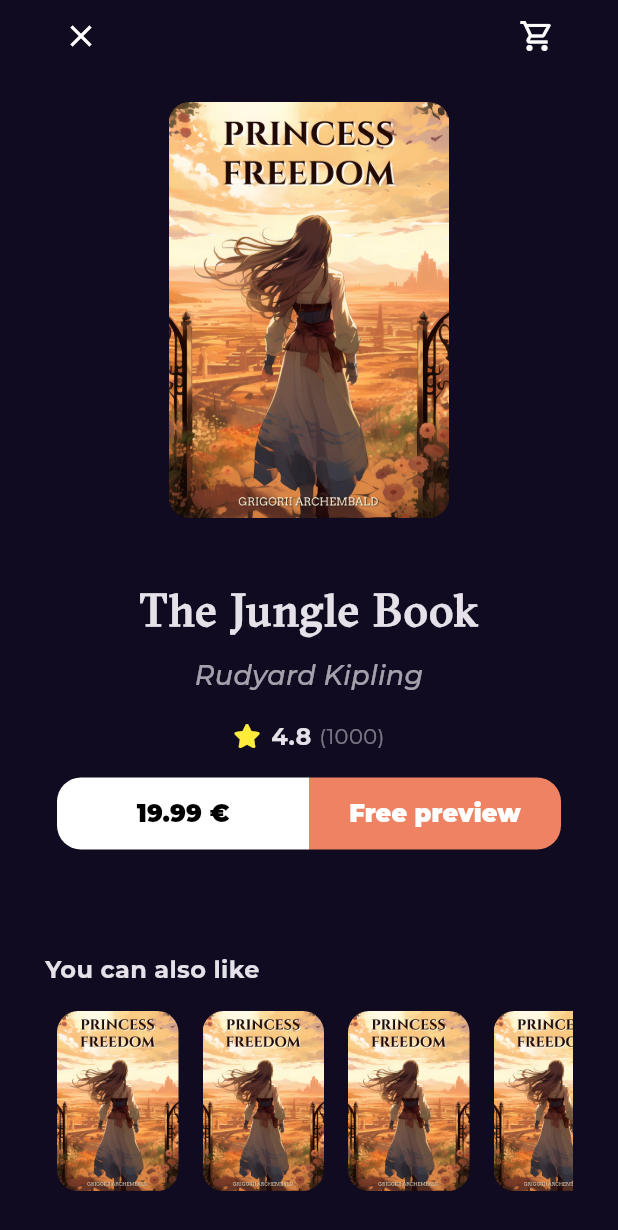
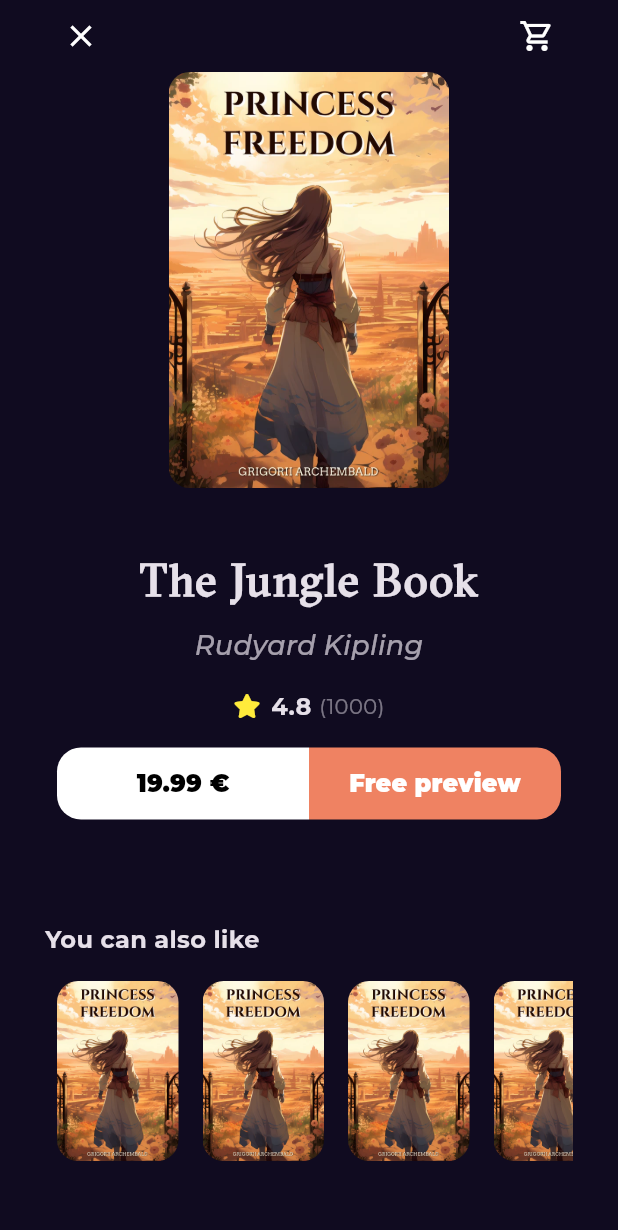
Before and after one commit to kerlosatef/bookly, a Flutter app: the BookDetailsView screen opened by its route, on a phone screen of 412 x 824 dp. Shown: the top 1230 px of the screen. Run offline on Flutter 3.47's test engine with Material 3 defaults, Android fonts, the phone set to English and light mode, and no system bars; our stand-ins replace font_awesome_flutter, go_router, google_fonts.

Commit message:
Refactor book details view body with modular sections and improved layout

```diff
--- a/lib/Features/home/presentation/views/widget/Book_details_view_body.dart
+++ b/lib/Features/home/presentation/views/widget/Book_details_view_body.dart
@@ -1,9 +1,6 @@
-import 'package:bookly/Features/home/presentation/views/widget/Book_Rating.dart';
-import 'package:bookly/Features/home/presentation/views/widget/Books_action.dart';
+import 'package:bookly/Features/home/presentation/views/widget/Books_deatils_section.dart';
 import 'package:bookly/Features/home/presentation/views/widget/Custom_Book_Details_App_Bar.dart';
-import 'package:bookly/Features/home/presentation/views/widget/Custome_book_item.dart';
-import 'package:bookly/Features/home/presentation/views/widget/Siller_Book_List_View.dart';
-import 'package:bookly/core/utlis/styels.dart';
+import 'package:bookly/Features/home/presentation/views/widget/Smiller_Book_Section.dart';
 import 'package:flutter/material.dart';
 
 class BookDetailsViewBody extends StatelessWidget {
@@ -11,7 +8,6 @@
 
   @override
   Widget build(BuildContext context) {
-    var width = MediaQuery.of(context).size.width;
     return CustomScrollView(
       slivers: [
         SliverFillRemaining(
@@ -21,66 +17,15 @@
             child: Column(
               children: [
                 CustomBookDetailsAppBar(),
+                BookDetailsSection(),
+                Expanded(
+                  child: SizedBox(
+                    height: 30,
+                  ),
+                ),
+                SmillerBookSection(),
                 SizedBox(
                   height: 20,
-                ),
-                Padding(
-                  padding: EdgeInsets.symmetric(horizontal: width * .2),
-                  child: Customebookimage(),
-                ),
-                const SizedBox(
-                  height: 43,
-                ),
-                Text(
-                  'The Jungle Book',
-                  style: Styles.textStyle30.copyWith(
-                    fontWeight: FontWeight.bold,
-                  ),
-                ),
-                const SizedBox(
-                  height: 6,
-                ),
-                Opacity(
-                  opacity: .7,
-                  child: Text(
-                    'Rudyard Kipling',
-                    style: Styles.textStyle18.copyWith(
-                      fontStyle: FontStyle.italic,
-                      fontWeight: FontWeight.w500,
-                    ),
-                  ),
-                ),
-                const SizedBox(
-                  height: 16,
-                ),
-                Bookrating(
-                  mainAxisAlignment: MainAxisAlignment.center,
-                ),
-                const SizedBox(
-                  height: 16,
-                ),
-                BookAction(),
-                Expanded(
-                  child: SizedBox(
-                    height: 50,
-                  ),
-                ),
-                Align(
-                  alignment: Alignment.centerLeft,
-                  child: Text(
-                    "You can also like",
-                    style: Styles.textStyle16.copyWith(
-                      fontWeight: FontWeight.bold,
-                    ),
-                  ),
-                ),
-                Padding(
-                  padding: const EdgeInsets.only(
-                    top: 16,
-                    bottom: 30,
-                  ),
-                  child:
-                      SizedBox(height: 120, child: const SillerBookListView()),
                 ),
               ],
             ),
--- /dev/null
+++ b/lib/Features/home/presentation/views/widget/Books_deatils_section.dart
@@ -0,0 +1,53 @@
+import 'package:bookly/Features/home/presentation/views/widget/Book_Rating.dart';
+import 'package:bookly/Features/home/presentation/views/widget/Books_action.dart';
+import 'package:bookly/Features/home/presentation/views/widget/Custome_book_item.dart';
+import 'package:bookly/core/utlis/styels.dart';
+import 'package:flutter/material.dart';
+
+class BookDetailsSection extends StatelessWidget {
+  const BookDetailsSection({super.key});
+
+  @override
+  Widget build(BuildContext context) {
+    var width = MediaQuery.of(context).size.width;
+
+    return Column(children: [
+      Padding(
+        padding: EdgeInsets.symmetric(horizontal: width * .2),
+        child: Customebookimage(),
+      ),
+      const SizedBox(
+        height: 43,
+      ),
+      Text(
+        'The Jungle Book',
+        style: Styles.textStyle30.copyWith(
+          fontWeight: FontWeight.bold,
+        ),
+      ),
+      const SizedBox(
+        height: 6,
+      ),
+      Opacity(
+        opacity: .7,
+        child: Text(
+          'Rudyard Kipling',
+          style: Styles.textStyle18.copyWith(
+            fontStyle: FontStyle.italic,
+            fontWeight: FontWeight.w500,
+          ),
+        ),
+      ),
+      const SizedBox(
+        height: 16,
+      ),
+      Bookrating(
+        mainAxisAlignment: MainAxisAlignment.center,
+      ),
+      const SizedBox(
+        height: 16,
+      ),
+      BookAction(),
+    ]);
+  }
+}
--- /dev/null
+++ b/lib/Features/home/presentation/views/widget/Smiller_Book_Section.dart
@@ -0,0 +1,29 @@
+import 'package:bookly/Features/home/presentation/views/widget/Siller_Book_List_View.dart';
+import 'package:bookly/core/utlis/styels.dart';
+import 'package:flutter/material.dart';
+
+class SmillerBookSection extends StatelessWidget {
+  const SmillerBookSection({super.key});
+
+  @override
+  Widget build(BuildContext context) {
+    return Column(
+      crossAxisAlignment: CrossAxisAlignment.start,
+      children: [
+        Text(
+          "You can also like",
+          style: Styles.textStyle16.copyWith(
+            fontWeight: FontWeight.bold,
+          ),
+        ),
+        Padding(
+          padding: const EdgeInsets.only(
+            top: 16,
+            bottom: 30,
+          ),
+          child: SizedBox(height: 120, child: const SillerBookListView()),
+        ),
+      ],
+    );
+  }
+}
```
